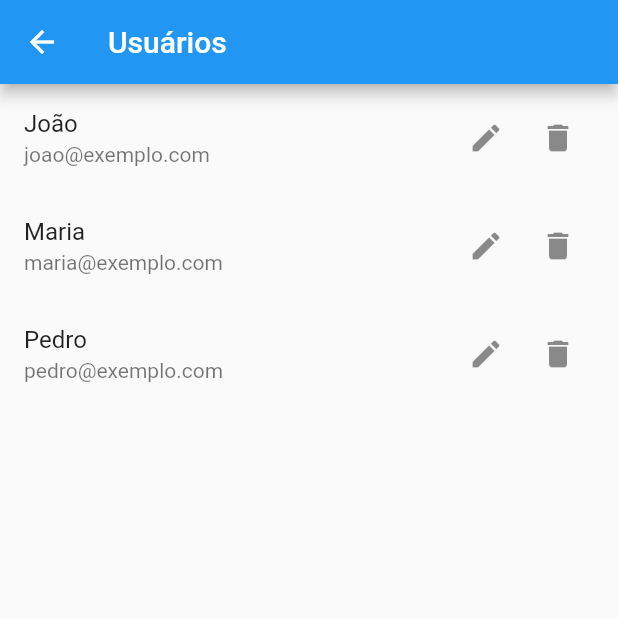
After one commit to ronaldsouza77/Capacita-o_Flutter, a Flutter app: the ContatoList screen opened directly, on a phone screen of 412 x 824 dp, the top half of it. The commit adds this screen. Run offline on Flutter 3.47's test engine with Material 2 defaults, Android fonts, the phone set to English and light mode, and no system bars.

Commit message:
Implementação tela de listagem

```diff
--- /dev/null
+++ b/lib/Listagem_contatos.dart
@@ -0,0 +1,50 @@
+import 'package:flutter/material.dart';
+import 'Contato.dart';
+
+class ContatoList extends StatefulWidget {
+  @override
+  _ContatoListState createState() => _ContatoListState();
+}
+
+class _ContatoListState extends State<ContatoList> {
+  List<Contato> _contatos = [
+    Contato(nome: 'João', email: 'joao@exemplo.com', senha: '123456'),
+    Contato(nome: 'Maria', email: 'maria@exemplo.com', senha: '654321'),
+    Contato(nome: 'Pedro', email: 'pedro@exemplo.com', senha: 'abcdef'),
+  ];
+
+  @override
+  Widget build(BuildContext context) {
+    return Scaffold(
+      appBar: AppBar(
+        title: Text('Usuários'),
+      ),
+      body: ListView.builder(
+        itemCount: _contatos.length,
+        itemBuilder: (context, index) {
+          return ListTile(
+            title: Text(_contatos[index].nome),
+            subtitle: Text(_contatos[index].email),
+            trailing: Row(
+              mainAxisSize: MainAxisSize.min,
+              children: [
+                IconButton(
+                  icon: Icon(Icons.edit),
+                  onPressed: () {
+                    // Implemente a lógica de edição do usuário aqui
+                  },
+                ),
+                IconButton(
+                  icon: Icon(Icons.delete),
+                  onPressed: () {
+                    // Implemente a lógica de exclusão do usuário aqui
+                  },
+                ),
+              ],
+            ),
+          );
+        },
+      ),
+    );
+  }
+}
```
Also changed, not shown: lib/main.dart (+34 -3 lines).
